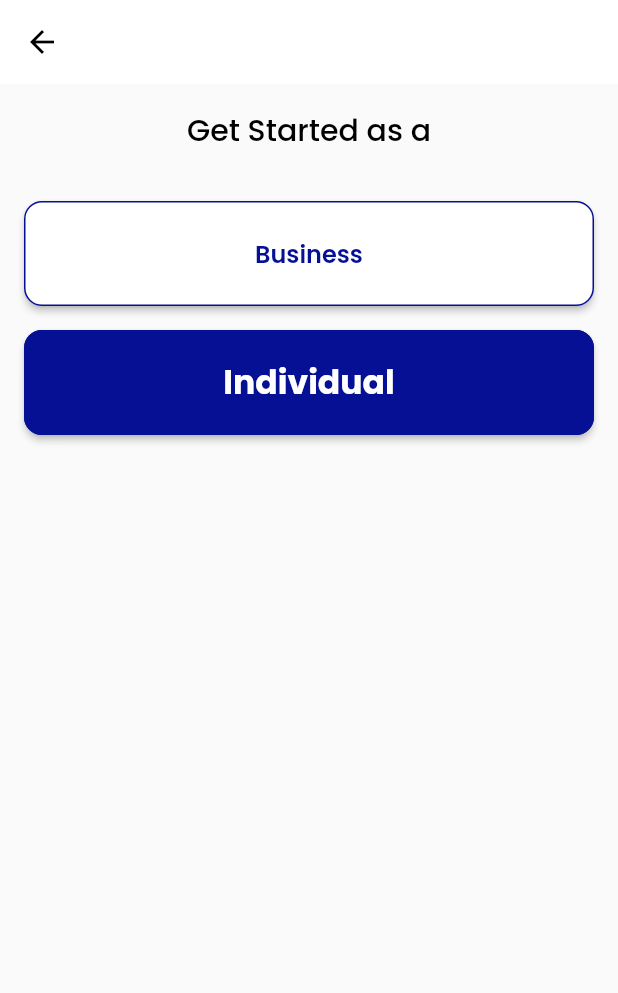
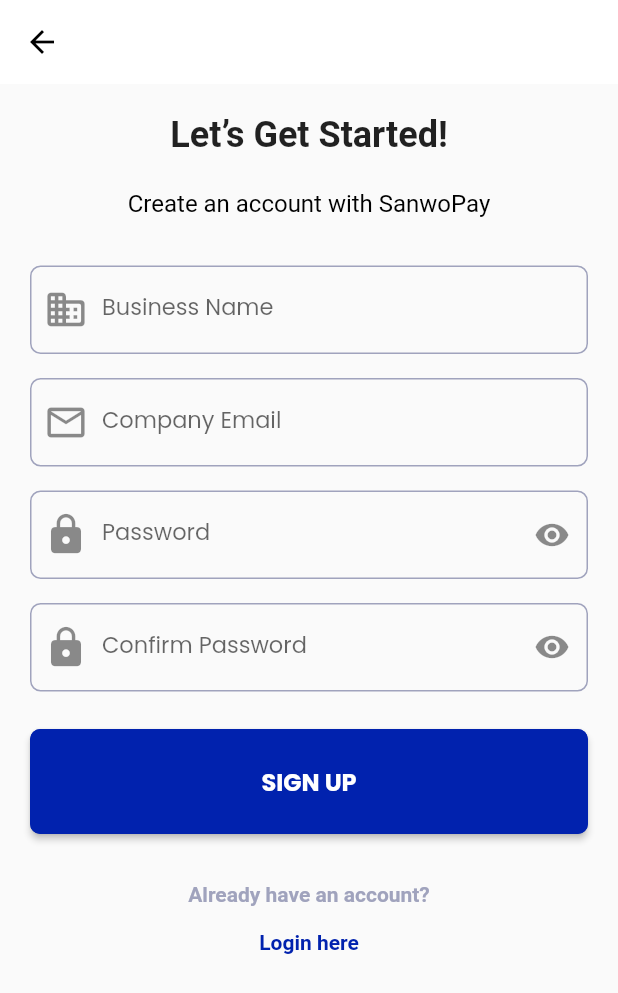
Before and after one commit to Trowpass/trowpass, a Flutter app: the screen it shows after launch, after a tap on "Business", on a phone screen of 412 x 824 dp. Shown: the top 993 px of the screen. Run offline on Flutter 3.47's test engine with Material 2 defaults, Android fonts, the phone set to English and light mode, and no system bars; our stand-ins replace get, google_fonts.

Commit message:
TRW sprint 1 signup screen done

```diff
--- a/app/lib/screens/auth/account_type_screen.dart
+++ b/app/lib/screens/auth/account_type_screen.dart
@@ -1,5 +1,6 @@
 // ignore_for_file: use_key_in_widget_constructors, prefer_const_constructors
 
+import 'package:app/screens/auth/sign_up_screen.dart';
 import 'package:app/shareds/utils/app_colors.dart';
 import 'package:app/widgets/standard_button.dart';
 import 'package:flutter/material.dart';
@@ -27,15 +28,20 @@ class AccountTypeScreen extends StatelessWidget {
               'Get Started as a',
               style: appStyles(20, Colors.black, FontWeight.w500),
             ),
-            SizedBox(height: 32),
+            SizedBox(height: 35),
              StandardButtonOutline(
-              color: primaryColor,
+              color: secondaryColor,
               text: 'Business',
               onPressed: () {
-                // Handle business button press
+                Navigator.push(
+                  context,
+                  MaterialPageRoute(
+                    builder: (context) => SignupScreen(),
+                  ),
+                );
               },
             ),
-            SizedBox(height: 16),
+            SizedBox(height: 18),
              StandardButton(
               text: 'Individual',
               onPressed: () {
--- /dev/null
+++ b/app/lib/screens/auth/sign_up_screen.dart
@@ -0,0 +1,159 @@
+// ignore_for_file: prefer_const_constructors, use_key_in_widget_constructors, prefer_const_constructors_in_immutables
+
+import 'package:app/shareds/utils/app_colors.dart';
+import 'package:app/widgets/standard_button.dart';
+import 'package:app/widgets/text_form_input.dart';
+import 'package:flutter/material.dart';
+
+class SignupScreen extends StatelessWidget {
+  final TextEditingController businessNameController = TextEditingController();
+  final TextEditingController emailController = TextEditingController();
+  final TextEditingController passwordController = TextEditingController();
+  final TextEditingController confirmPasswordController =
+      TextEditingController();
+
+  @override
+  Widget build(BuildContext context) {
+    return Scaffold(
+      appBar: AppBar(
+        backgroundColor: background,
+        elevation: 0.0,
+        leading: IconButton(
+          icon: Icon(Icons.arrow_back, color: Colors.black),
+          onPressed: () {
+            Navigator.pop(context);
+          },
+        ),
+      ),
+      body: SingleChildScrollView(
+        child: Padding(
+          padding: EdgeInsets.all(20),
+          child: Column(
+            children: [
+              Text(
+                'Let’s Get Started!',
+                style: TextStyle(fontSize: 24, fontWeight: FontWeight.w600),
+              ),
+              SizedBox(height: 22),
+              Text(
+                'Create an account with SanwoPay',
+                style: TextStyle(
+                    fontSize: 16,
+                    fontWeight: FontWeight.w400,
+                    color: Colors.black),
+              ),
+              SizedBox(height: 32),
+              SignupForm(
+                businessNameController: businessNameController,
+                emailController: emailController,
+                passwordController: passwordController,
+                confirmPasswordController: confirmPasswordController,
+              ),
+              SizedBox(height: 32),
+              Text(
+                'Already have an account?',
+                style: TextStyle(
+                    fontSize: 14,
+                    fontWeight: FontWeight.w600,
+                    color: grayscale),
+              ),
+              TextButton(
+                onPressed: () {
+                  // Action to perform when the button is pressed
+                },
+                child: Text(
+                  'Login here',
+                  style: TextStyle(
+                    fontSize: 14,
+                    fontWeight: FontWeight.w600,
+                    color: secondaryColor,
+                  ),
+                ),
+              )
+            ],
+          ),
+        ),
+      ),
+    );
+  }
+}
+
+class SignupForm extends StatelessWidget {
+  final TextEditingController businessNameController;
+  final TextEditingController emailController;
+  final TextEditingController passwordController;
+  final TextEditingController confirmPasswordController;
+
+  SignupForm({
+    required this.businessNameController,
+    required this.emailController,
+    required this.passwordController,
+    required this.confirmPasswordController,
+  });
+
+  @override
+  Widget build(BuildContext context) {
+    return Column(
+      children: [
+        TextInputForm(
+          inputController: businessNameController,
+          textLabel: 'Business Name',
+          textHint: 'Business Name',
+          validatorMessage: 'Please enter a valid business name',
+          isPassword: false,
+          autoCorrect: false,
+          prefixIcon: Icon(
+            Icons.business_rounded,
+            size: 30,
+          ),
+        ),
+        SizedBox(height: 16),
+        TextInputForm(
+          inputController: emailController,
+          textLabel: 'Company Email',
+          textHint: 'Company Email',
+          validatorMessage: 'Please enter a valid email',
+          isPassword: false,
+          autoCorrect: false,
+          prefixIcon: Icon(
+            Icons.email_outlined,
+            size: 30,
+          ),
+        ),
+        SizedBox(height: 16),
+        TextInputForm(
+          inputController: passwordController,
+          textLabel: 'Password',
+          textHint: 'Password',
+          validatorMessage: 'Please enter a valid password',
+          isPassword: true,
+          autoCorrect: false,
+          prefixIcon: Icon(
+            Icons.lock,
+            size: 30,
+          ),
+        ),
+        SizedBox(height: 16),
+        TextInputForm(
+          inputController: confirmPasswordController,
+          textLabel: 'Confirm Password',
+          textHint: 'Confirm password',
+          validatorMessage: 'Passwords do not match',
+          isPassword: true,
+          autoCorrect: false,
+          prefixIcon: Icon(
+            Icons.lock,
+            size: 30,
+          ),
+        ),
+        SizedBox(height: 25),
+        StandardButton(
+          text: 'SIGN UP',
+          onPressed: () {
+            // Handle individual button press
+          },
+        ),
+      ],
+    );
+  }
+}
--- a/app/lib/shareds/utils/app_colors.dart
+++ b/app/lib/shareds/utils/app_colors.dart
@@ -1,7 +1,8 @@
 import 'package:flutter/material.dart';
 
 const primaryColor = Color(0xFF051094);
-const secondaryColor = Color(0xFF0A1172); // the color for sign up
+const secondaryColor = Color(0xFF0122AE); // the color for sign up
 const validationErrorColor = Color(0xFFFF0000);
 const yellowColor = Color(0xFFFEE135);
 const background = Color(0xFFffffff);
+const grayscale = Color(0xFFA0A3BD);
--- a/app/lib/shareds/utils/border_radius.dart
+++ b/app/lib/shareds/utils/border_radius.dart
@@ -1 +1 @@
-const double defaultBorderRadius = 12;
+const double defaultBorderRadius = 07;
--- a/app/lib/widgets/standard_button.dart
+++ b/app/lib/widgets/standard_button.dart
@@ -20,13 +20,13 @@ class StandardButton extends StatelessWidget {
         style: ElevatedButton.styleFrom(
           shape: RoundedRectangleBorder(
               borderRadius: BorderRadius.circular(defaultBorderRadius)),
-          backgroundColor: primaryColor,
+          backgroundColor: secondaryColor,
           minimumSize: const Size(double.infinity, 70),
-          side: const BorderSide(color: primaryColor),
+          side: const BorderSide(color: secondaryColor),
         ),
         child: Text(
           text,
-          style: appStyles(22, color ?? Colors.white, FontWeight.bold),
+          style: appStyles(16, color ?? Colors.white, FontWeight.bold),
         ),
       ),
     );
@@ -50,7 +50,7 @@ class StandardButtonOutline extends StatelessWidget {
               borderRadius: BorderRadius.circular(defaultBorderRadius)),
           side: BorderSide(
             color:
-                primaryColor, // Apply border color or transparent if not provided
+                secondaryColor, // Apply border color or transparent if not provided
           ),
           backgroundColor: background,
           minimumSize: const Size(double.infinity, 70),
--- a/app/lib/widgets/text_form_input.dart
+++ b/app/lib/widgets/text_form_input.dart
@@ -1,12 +1,11 @@
-// ignore_for_file: public_member_api_docs, sort_constructors_first
+// ignore_for_file: library_private_types_in_public_api, prefer_const_constructors
+
+import 'package:app/shareds/utils/app_colors.dart';
+import 'package:app/shareds/utils/border_radius.dart';
+import 'package:flutter/material.dart';
 import 'package:app/widgets/app_styles.dart';
-import 'package:flutter/material.dart';
 
-import '../shareds/utils/app_colors.dart';
-import '../shareds/utils/border_radius.dart';
-
-// this input text is for validation form ony
-class TextInputForm extends StatelessWidget {
+class TextInputForm extends StatefulWidget {
   final TextEditingController inputController;
   final String textLabel;
   final String textHint;
@@ -15,8 +14,8 @@ class TextInputForm extends StatelessWidget {
   final bool isPassword;
   final bool autoCorrect;
   final Widget? prefixIcon;
-  final Widget? suffixIcon;
   final TextInputType? inputType;
+
   const TextInputForm({
     Key? key,
     required this.inputController,
@@ -27,33 +26,85 @@ class TextInputForm extends StatelessWidget {
     required this.isPassword,
     required this.autoCorrect,
     this.prefixIcon,
-    this.suffixIcon,
     this.inputType,
   }) : super(key: key);
 
   @override
+  _TextInputFormState createState() => _TextInputFormState();
+}
+
+class _TextInputFormState extends State<TextInputForm> {
+  bool _isFocused = false;
+  bool _showPassword = false;
+
+  @override
   Widget build(BuildContext context) {
+    final borderColor =
+        _isFocused ? const Color(0xFF0122AE) : const Color(0xFFA0A3BD);
+
     return TextFormField(
-      keyboardType: inputType,
-      obscureText: isPassword,
-      autocorrect: autoCorrect,
-      controller: inputController,
-      style: const TextStyle(fontSize: 15),
+      keyboardType: widget.inputType,
+      obscureText: widget.isPassword && !_showPassword,
+      autocorrect: widget.autoCorrect,
+      controller: widget.inputController,
+      style: const TextStyle(fontSize: 16, color: grayscale, fontWeight: FontWeight.w400),
       decoration: InputDecoration(
-          prefixIcon: prefixIcon,
-          suffixIcon: suffixIcon,
-          labelText: textLabel,
-          labelStyle: appStyles(15, null, null),
-          hintText: textHint,
-          errorText: textError,
-          errorStyle: appStyles(null, validationErrorColor, null),
-          border: OutlineInputBorder(
-              borderRadius: BorderRadius.circular(defaultBorderRadius))),
+        prefixIcon: widget.prefixIcon, prefixIconColor: _isFocused ? const Color(0xFF0122AE) : null,
+        suffixIcon: widget.isPassword
+            ? IconButton(
+                onPressed: () {
+                  setState(() {
+                    _showPassword = !_showPassword;
+                  });
+                },
+                icon: Icon(
+                  _showPassword ? Icons.visibility_off : Icons.visibility,
+                  color: _isFocused ? const Color(0xFF0122AE) : null,
+                ),
+              )
+            : (widget.inputController.text.isNotEmpty
+                ? IconButton(
+                    onPressed: () {
+                      widget.inputController.clear();
+                    },
+                    icon: Icon(Icons.cancel,
+                        color: _isFocused ? const Color(0xFF0122AE) : null),
+                  )
+                : null),
+        labelText: widget.textLabel,
+        labelStyle: appStyles(15, _isFocused ? const Color(0xFF0122AE) : null, null),
+        hintText: widget.textHint,
+        errorText: widget.textError,
+        errorStyle: appStyles(null, validationErrorColor, null),
+        enabledBorder: OutlineInputBorder(
+          borderRadius: BorderRadius.circular(defaultBorderRadius),
+          borderSide: BorderSide(color: borderColor),
+        ),
+        focusedBorder: OutlineInputBorder(
+          borderRadius: BorderRadius.circular(defaultBorderRadius),
+          borderSide: BorderSide(color: const Color(0xFF0122AE)),
+        ),
+      ),
       validator: (value) {
         if (value!.isEmpty) {
-          return validatorMessage;
+          return widget.validatorMessage;
         }
         return null;
+      },
+      onChanged: (_) {
+        setState(() {
+          _isFocused = false;
+        });
+      },
+      onTap: () {
+        setState(() {
+          _isFocused = true;
+        });
+      },
+      onFieldSubmitted: (_) {
+        setState(() {
+          _isFocused = false;
+        });
       },
     );
   }
```
